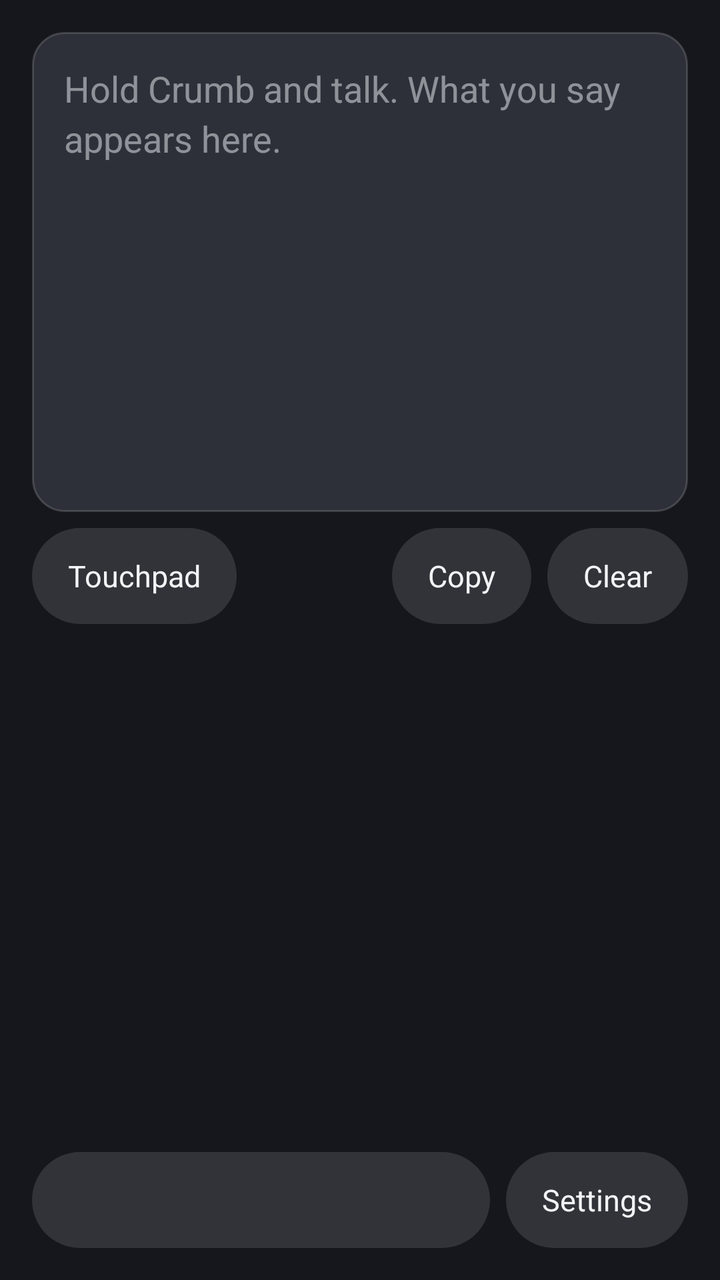
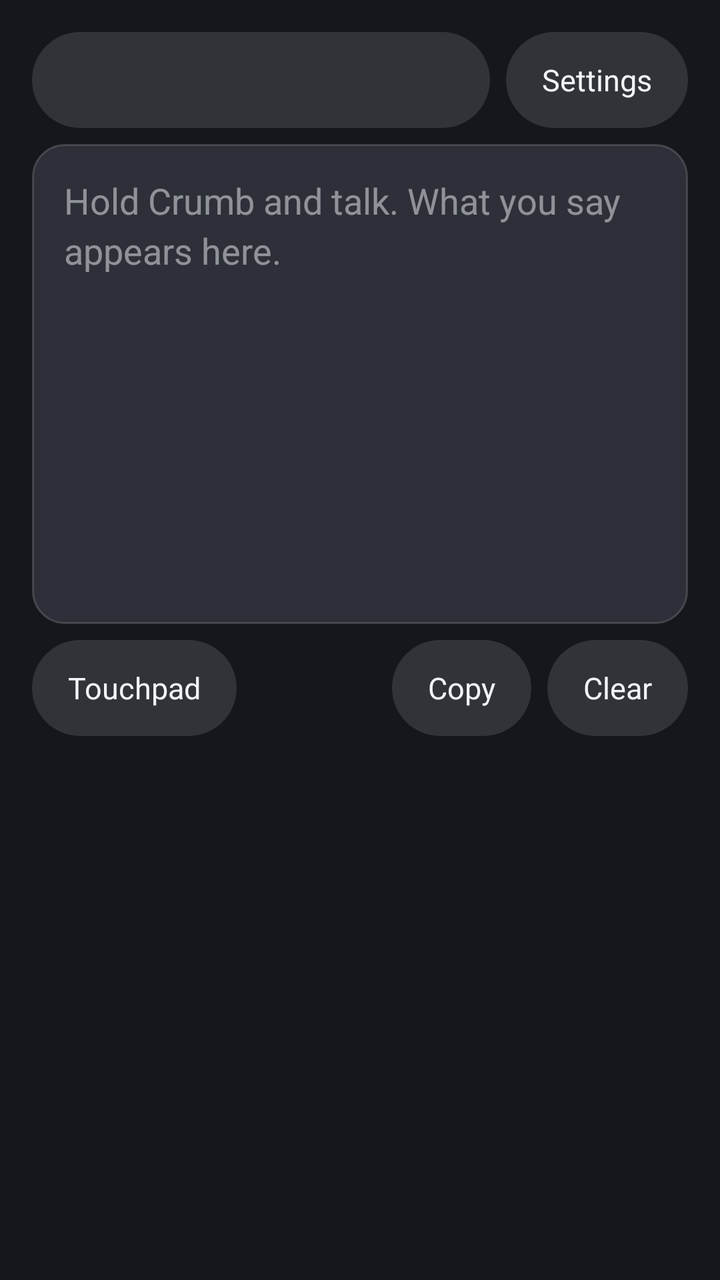

The first picture is an Android layout as it rendered before a commit; the second is the same layout after the commit. The layout source and the unified diff follow.
<!-- AndroidManifest.xml: activity theme android:Theme.Material.NoActionBar -->
<!-- res/layout/activity_dictation.xml -->
<?xml version="1.0" encoding="utf-8"?>
<FrameLayout xmlns:android="http://schemas.android.com/apk/res/android"
    android:layout_width="match_parent"
    android:layout_height="match_parent"
    android:background="@color/caw_backdrop"
    android:fitsSystemWindows="true">

    <LinearLayout
        android:layout_width="match_parent"
        android:layout_height="match_parent"
        android:orientation="vertical"
        android:padding="16dp">

        <ScrollView
            android:id="@+id/transcript_scroll"
            android:layout_width="match_parent"
            android:layout_height="0dp"
            android:layout_weight="1"
            android:background="@drawable/transcript_background"
            android:fillViewport="true"
            android:padding="16dp">

            <TextView
                android:id="@+id/transcript"
                android:layout_width="match_parent"
                android:layout_height="wrap_content"
                android:hint="@string/dictation_hint"
                android:lineSpacingExtra="4dp"
                android:textColor="@color/caw_text"
                android:textColorHint="#80F2F4F7"
                android:textIsSelectable="true"
                android:textSize="18sp" />
        </ScrollView>

        
        <LinearLayout
            android:id="@+id/shortcut_panel"
            android:layout_width="match_parent"
            android:layout_height="0dp"
            android:layout_weight="1"
            android:orientation="vertical"
            android:visibility="gone">

            <TextView
                android:id="@+id/sent_line"
                android:layout_width="match_parent"
                android:layout_height="wrap_content"
                android:alpha="0.8"
                android:ellipsize="end"
                android:maxLines="1"
                android:paddingStart="4dp"
                android:paddingEnd="4dp"
                android:textColor="@color/caw_text"
                android:textSize="14sp" />

            
            <include layout="@layout/dictation_key_row" />

            <ScrollView
                android:id="@+id/shortcut_scroll"
                android:layout_width="match_parent"
                android:layout_height="0dp"
                android:layout_marginTop="8dp"
                android:layout_weight="1">

                <LinearLayout
                    android:id="@+id/shortcut_grid"
                    android:layout_width="match_parent"
                    android:layout_height="wrap_content"
                    android:orientation="vertical" />
            </ScrollView>

            <TextView
                android:id="@+id/shortcuts_hint"
                android:layout_width="match_parent"
                android:layout_height="wrap_content"
                android:alpha="0.7"
                android:gravity="center"
                android:text="@string/dictation_shortcuts_empty"
                android:textColor="@color/caw_text"
                android:textSize="15sp"
                android:visibility="gone" />
        </LinearLayout>

        <LinearLayout
            android:layout_width="match_parent"
            android:layout_height="wrap_content"
            android:layout_marginTop="8dp"
            android:gravity="end"
            android:orientation="horizontal">

            
            <TextView
                android:id="@+id/touchpad"
                style="@style/CawButton"
                android:text="@string/dictation_touchpad" />

            <View
                android:layout_width="0dp"
                android:layout_height="1dp"
                android:layout_weight="1" />

            <TextView
                android:id="@+id/copy"
                style="@style/CawButton"
                android:text="@string/dictation_copy" />

            <TextView
                android:id="@+id/clear"
                style="@style/CawButton"
                android:layout_marginStart="8dp"
                android:text="@string/dictation_clear" />
        </LinearLayout>

        <TextView
            android:id="@+id/status"
            android:layout_width="match_parent"
            android:layout_height="wrap_content"
            android:layout_marginTop="8dp"
            android:drawablePadding="8dp"
            android:ellipsize="end"
            android:fontFamily="sans-serif-medium"
            android:gravity="center"
            android:maxLines="3"
            android:minHeight="48dp"
            android:textColor="@color/caw_text"
            android:textSize="15sp" />

        
        <FrameLayout
            android:id="@+id/crumb_slot"
            android:layout_width="200dp"
            android:layout_height="200dp"
            android:layout_gravity="center_horizontal">

            <ProgressBar
                android:id="@+id/spinner"
                style="?android:attr/progressBarStyleSmall"
                android:layout_width="wrap_content"
                android:layout_height="wrap_content"
                android:layout_gravity="center"
                android:indeterminateTint="@android:color/white"
                android:visibility="gone" />
        </FrameLayout>

        <LinearLayout
            android:layout_width="match_parent"
            android:layout_height="wrap_content"
            android:layout_marginTop="8dp"
            android:orientation="horizontal">

            
            <TextView
                android:id="@+id/computer_row"
                style="@style/CawButton"
                android:layout_width="0dp"
                android:layout_weight="1" />

            
            <TextView
                android:id="@+id/settings"
                style="@style/CawButton"
                android:layout_marginStart="8dp"
                android:text="@string/dictation_settings" />
        </LinearLayout>
    </LinearLayout>
</FrameLayout>
<!-- res/layout/dictation_key_row.xml (included above) -->
<?xml version="1.0" encoding="utf-8"?>
<LinearLayout xmlns:android="http://schemas.android.com/apk/res/android"
    android:layout_width="match_parent"
    android:layout_height="wrap_content"
    android:layout_marginTop="8dp"
    android:orientation="horizontal"
    android:paddingStart="4dp"
    android:paddingEnd="4dp">

    <TextView
        android:id="@+id/remote_left"
        style="@style/CawKeyRowButton"
        android:layout_weight="1"
        android:contentDescription="@string/arrow_left_description"
        android:text="@string/arrow_left" />

    <TextView
        android:id="@+id/remote_up"
        style="@style/CawKeyRowButton"
        android:layout_marginStart="4dp"
        android:layout_weight="1"
        android:contentDescription="@string/arrow_up_description"
        android:text="@string/arrow_up" />

    <TextView
        android:id="@+id/remote_down"
        style="@style/CawKeyRowButton"
        android:layout_marginStart="4dp"
        android:layout_weight="1"
        android:contentDescription="@string/arrow_down_description"
        android:text="@string/arrow_down" />

    <TextView
        android:id="@+id/remote_right"
        style="@style/CawKeyRowButton"
        android:layout_marginStart="4dp"
        android:layout_weight="1"
        android:contentDescription="@string/arrow_right_description"
        android:text="@string/arrow_right" />

    <TextView
        android:id="@+id/remote_backspace"
        style="@style/CawKeyRowButton"
        android:layout_marginStart="4dp"
        android:layout_weight="2.4"
        android:text="@string/backspace_button" />

    <TextView
        android:id="@+id/remote_enter"
        style="@style/CawKeyRowButton"
        android:layout_marginStart="4dp"
        android:layout_weight="1.6"
        android:text="@string/enter_button" />
</LinearLayout>
<!-- resources referenced by this layout -->
<resources>
  <color name="caw_backdrop">#15171C</color>
  <color name="caw_text">#F2F4F7</color>
  <!-- drawable transcript_background (drawable) -->
  <?xml version="1.0" encoding="utf-8"?>
  <shape xmlns:android="http://schemas.android.com/apk/res/android" android:shape="rectangle">
      <solid android:color="@color/caw_disc" />
      <stroke android:width="1dp" android:color="@color/caw_pill_border" />
      <corners android:radius="16dp" />
  </shape>
  <string name="arrow_down">↓</string>
  <string name="arrow_down_description">Down arrow</string>
  <string name="arrow_left">←</string>
  <string name="arrow_left_description">Left arrow</string>
  <string name="arrow_right">→</string>
  <string name="arrow_right_description">Right arrow</string>
  <string name="arrow_up">↑</string>
  <string name="arrow_up_description">Up arrow</string>
  <string name="backspace_button">Backspace</string>
  <string name="dictation_clear">Clear</string>
  <string name="dictation_copy">Copy</string>
  <string name="dictation_hint">Hold Crumb and talk. What you say appears here.</string>
  <string name="dictation_settings">Settings</string>
  <string name="dictation_shortcuts_empty">No shortcuts yet. Add them in Settings.</string>
  <string name="dictation_touchpad">Touchpad</string>
  <string name="enter_button">Enter</string>
  <style name="CawButton">
          <item name="android:layout_width">wrap_content</item>
          <item name="android:layout_height">wrap_content</item>
          <item name="android:background">@drawable/keyboard_button</item>
          <item name="android:gravity">center</item>
          <item name="android:minHeight">48dp</item>
          <item name="android:paddingStart">18dp</item>
          <item name="android:paddingEnd">18dp</item>
          <item name="android:textColor">@color/caw_text</item>
          <item name="android:textSize">15sp</item>
          <item name="android:clickable">true</item>
          <item name="android:focusable">true</item>
      </style>
  <style name="CawKeyRowButton" parent="CawButton">
          <item name="android:layout_width">0dp</item>
          <item name="android:layout_height">48dp</item>
          <item name="android:paddingStart">4dp</item>
          <item name="android:paddingEnd">4dp</item>
          <item name="android:maxLines">1</item>
          <item name="android:autoSizeTextType">uniform</item>
          <item name="android:autoSizeMinTextSize">10sp</item>
          <item name="android:autoSizeMaxTextSize">15sp</item>
      </style>
  <color name="caw_disc">#2D3038</color>
  <color name="caw_pill_border">#29FFFFFF</color>
  <!-- drawable keyboard_button (drawable) -->
  <?xml version="1.0" encoding="utf-8"?>
  <ripple xmlns:android="http://schemas.android.com/apk/res/android" android:color="#33FFFFFF">
      <item>
          <shape android:shape="rectangle">
              <solid android:color="#1FFFFFFF" />
              <corners android:radius="999dp" />
          </shape>
      </item>
  </ripple>
</resources>

<!-- the commit's change to res/layout/activity_dictation.xml (unified diff, before → after) -->
@@ -10,6 +10,27 @@
         android:layout_height="match_parent"
         android:orientation="vertical"
         android:padding="16dp">
+
+        <LinearLayout
+            android:layout_width="match_parent"
+            android:layout_height="wrap_content"
+            android:layout_marginBottom="8dp"
+            android:orientation="horizontal">
+
+            
+            <TextView
+                android:id="@+id/computer_row"
+                style="@style/CawButton"
+                android:layout_width="0dp"
+                android:layout_weight="1" />
+
+            
+            <TextView
+                android:id="@+id/settings"
+                style="@style/CawButton"
+                android:layout_marginStart="8dp"
+                android:text="@string/dictation_settings" />
+        </LinearLayout>
 
         <ScrollView
             android:id="@+id/transcript_scroll"
@@ -52,9 +73,6 @@
                 android:paddingEnd="4dp"
                 android:textColor="@color/caw_text"
                 android:textSize="14sp" />
-
-            
-            <include layout="@layout/dictation_key_row" />
 
             <ScrollView
                 android:id="@+id/shortcut_scroll"
@@ -143,26 +161,12 @@
                 android:visibility="gone" />
         </FrameLayout>
 
-        <LinearLayout
-            android:layout_width="match_parent"
-            android:layout_height="wrap_content"
-            android:layout_marginTop="8dp"
-            android:orientation="horizontal">
-
-            
-            <TextView
-                android:id="@+id/computer_row"
-                style="@style/CawButton"
-                android:layout_width="0dp"
-                android:layout_weight="1" />
-
-            
-            <TextView
-                android:id="@+id/settings"
-                style="@style/CawButton"
-                android:layout_marginStart="8dp"
-                android:text="@string/dictation_settings" />
-        </LinearLayout>
+
+        
+        <include
+            android:id="@+id/key_row"
+            layout="@layout/dictation_key_row"
+            android:visibility="gone" />
     </LinearLayout>
 </FrameLayout>
 <!-- res/layout/dictation_key_row.xml (included above) -->
